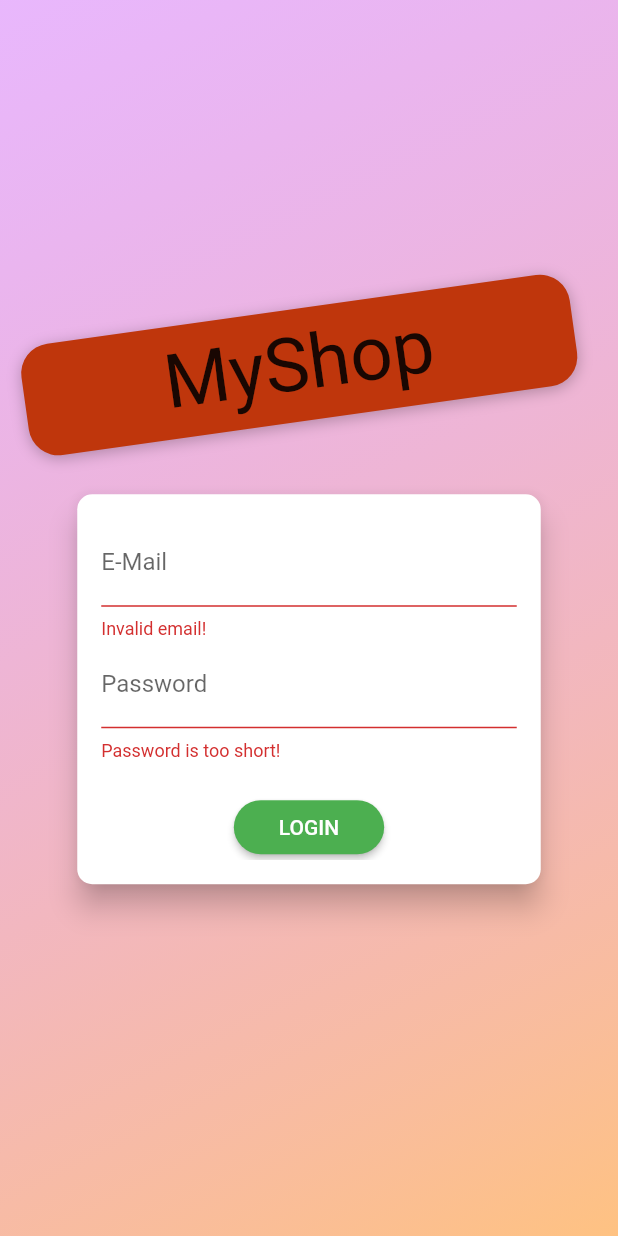
After one commit to lpacheco88/flutter-class, a Flutter app: the screen it shows after launch, after a tap on "LOGIN", on a phone screen of 412 x 824 dp. The commit adds this screen. Run offline on Flutter 3.47's test engine with Material 2 defaults, Android fonts, the phone set to English and light mode, and no system bars; network calls fail; Roboto replaces fonts that are missing (Anton).

Commit message:
http and login start

```diff
--- a/shopping_app/lib/main.dart
+++ b/shopping_app/lib/main.dart
@@ -1,13 +1,15 @@
 import 'package:flutter/material.dart';
 import 'package:provider/provider.dart';
 import 'package:shopping_app/models/cart.dart';
+import 'package:shopping_app/providers/auth.dart';
 import 'package:shopping_app/providers/orders.dart';
 import 'package:shopping_app/providers/products.dart';
+import 'package:shopping_app/screens/auth_screen.dart';
 import 'package:shopping_app/screens/cart_screen.dart';
 import 'package:shopping_app/screens/orders_screen.dart';
 import 'package:shopping_app/screens/product_add_edit_screen.dart';
 import 'package:shopping_app/screens/product_detail_screen.dart';
-import 'package:shopping_app/screens/products_overview_screen.dart';
+
 import 'package:shopping_app/screens/user_products_screen.dart';
 
 void main() => runApp(MyApp());
@@ -17,6 +19,9 @@
   Widget build(BuildContext context) {
     return MultiProvider(
       providers: [
+        ChangeNotifierProvider(
+          create: (ctx) => Auth(),
+        ),
         ChangeNotifierProvider(
           create: (ctx) => Products(),
         ),
@@ -34,7 +39,7 @@
           accentColor: Colors.white,
           //fontFamily: 'Lato',
         ),
-        home: ProductsOverviewScreen(),
+        home: AuthScreen(),
         routes: {
           ProductDetailScreen.routeName: (ctx) => ProductDetailScreen(),
           CartScreen.routeName: (ctx) => CartScreen(),
--- /dev/null
+++ b/shopping_app/lib/models/http_exception.dart
@@ -0,0 +1,10 @@
+class HttpException implements Exception {
+  final String message;
+
+  HttpException(this.message);
+
+  @override
+  String toString() {
+    return message;
+  }
+}
--- /dev/null
+++ b/shopping_app/lib/providers/auth.dart
@@ -0,0 +1,35 @@
+import 'dart:convert';
+
+import 'package:flutter/widgets.dart';
+import 'package:http/http.dart' as http;
+
+class Auth with ChangeNotifier {
+  String _token;
+  DateTime _expiryDate;
+  String _userId;
+
+  Future<void> signUp(String email, String password) async {
+    return _authenticate(email, password, 'signUp');
+  }
+
+  Future<void> signIn(String email, String password) async {
+    return _authenticate(email, password, 'signInWithPassword');
+  }
+
+  Future<void> _authenticate(
+      String email, String password, String urlSegment) async {
+    final url = Uri.parse(
+        'https://identitytoolkit.googleapis.com/v1/accounts:$urlSegment?key=AIzaSyCDeRgKyDLaWasICedN8eZFleaaxgHBLiw');
+    final response = await http.post(
+      url,
+      body: json.encode(
+        {
+          'email': email,
+          'password': password,
+          'returnSecureToken': true,
+        },
+      ),
+    );
+    print(json.decode(response.body));
+  }
+}
--- a/shopping_app/lib/providers/products.dart
+++ b/shopping_app/lib/providers/products.dart
@@ -1,43 +1,11 @@
 import 'dart:convert';
 import 'package:flutter/material.dart';
+import 'package:shopping_app/models/http_exception.dart';
 import 'package:shopping_app/models/product.dart';
 import 'package:http/http.dart' as http;
 
 class Products with ChangeNotifier {
-  List<Product> _items = [
-    Product(
-      id: 'p1',
-      title: 'Red Shirt',
-      description: 'A red shirt - it is pretty red!',
-      price: 29.99,
-      imageUrl:
-          'https://cdn.pixabay.com/photo/2016/10/02/22/17/red-t-shirt-1710578_1280.jpg',
-    ),
-    Product(
-      id: 'p2',
-      title: 'Trousers',
-      description: 'A nice pair of trousers.',
-      price: 59.99,
-      imageUrl:
-          'https://upload.wikimedia.org/wikipedia/commons/thumb/e/e8/Trousers%2C_dress_%28AM_1960.022-8%29.jpg/512px-Trousers%2C_dress_%28AM_1960.022-8%29.jpg',
-    ),
-    Product(
-      id: 'p3',
-      title: 'Yellow Scarf',
-      description: 'Warm and cozy - exactly what you need for the winter.',
-      price: 19.99,
-      imageUrl:
-          'https://live.staticflickr.com/4043/4438260868_cc79b3369d_z.jpg',
-    ),
-    Product(
-      id: 'p4',
-      title: 'A Pan',
-      description: 'Prepare any meal you want.',
-      price: 49.99,
-      imageUrl:
-          'https://upload.wikimedia.org/wikipedia/commons/thumb/1/14/Cast-Iron-Pan.jpg/1024px-Cast-Iron-Pan.jpg',
-    ),
-  ];
+  List<Product> _items = [];
 
   List<Product> get items {
     return [..._items];
@@ -51,9 +19,18 @@
     return _items.where((prod) => prod.isFavorite).toList();
   }
 
-  void updateProduct(String id, Product newProduct) {
+  Future<void> updateProduct(String id, Product newProduct) async {
     final prodIndex = _items.indexWhere((prod) => prod.id == id);
     if (prodIndex >= 0) {
+      final url = Uri.parse(
+          'https://flutter-class-905df-default-rtdb.firebaseio.com/products/$id.json');
+      await http.patch(url,
+          body: jsonEncode({
+            'title': newProduct.title,
+            'description': newProduct.description,
+            'imageUrl': newProduct.imageUrl,
+            'price': newProduct.price
+          }));
       _items[prodIndex] = newProduct;
       notifyListeners();
     } else {
@@ -61,9 +38,48 @@
     }
   }
 
-  void deleteProduct(String id) {
-    _items.removeWhere((prod) => prod.id == id);
+  Future<void> deleteProduct(String id) async {
+    final url = Uri.parse(
+        'https://flutter-class-905df-default-rtdb.firebaseio.com/products/$id.json');
+    final existingProdIndex = _items.indexWhere((prod) => prod.id == id);
+    var existingProd = _items[existingProdIndex];
+    _items.removeAt(existingProdIndex);
     notifyListeners();
+    final response = await http.delete(url);
+
+    if (response.statusCode >= 400) {
+      _items.insert(existingProdIndex, existingProd);
+      notifyListeners();
+      throw HttpException('Could not delete product');
+    }
+    existingProd = null;
+  }
+
+  Future<void> fetcAndSetProducts() async {
+    final url = Uri.parse(
+        'https://flutter-class-905df-default-rtdb.firebaseio.com/products.json');
+    ;
+    try {
+      final response = await http.get(url);
+      final prdData = jsonDecode(response.body) as Map<String, dynamic>;
+      final List<Product> displayProds = [];
+      if (prdData == null) {
+        return;
+      }
+      prdData.forEach((prodId, product) {
+        displayProds.add(Product(
+            id: prodId,
+            title: product['title'],
+            description: product['description'],
+            price: product['price'],
+            imageUrl: product['imageUrl'],
+            isFavorite: product['isFavorite']));
+      });
+      _items = displayProds;
+      notifyListeners();
+    } catch (error) {
+      throw error;
+    }
   }
 
   Future<void> addProduct(Product product) async {
--- /dev/null
+++ b/shopping_app/lib/screens/auth_screen.dart
@@ -0,0 +1,241 @@
+import 'dart:math';
+
+import 'package:flutter/material.dart';
+import 'package:provider/provider.dart';
+import 'package:shopping_app/providers/auth.dart';
+
+enum AuthMode { Signup, Login }
+
+class AuthScreen extends StatelessWidget {
+  static const routeName = '/auth';
+
+  @override
+  Widget build(BuildContext context) {
+    final deviceSize = MediaQuery.of(context).size;
+    // final transformConfig = Matrix4.rotationZ(-8 * pi / 180);
+    // transformConfig.translate(-10.0);
+    return Scaffold(
+      // resizeToAvoidBottomInset: false,
+      body: Stack(
+        children: <Widget>[
+          Container(
+            decoration: BoxDecoration(
+              gradient: LinearGradient(
+                colors: [
+                  Color.fromRGBO(215, 117, 255, 1).withOpacity(0.5),
+                  Color.fromRGBO(255, 188, 117, 1).withOpacity(0.9),
+                ],
+                begin: Alignment.topLeft,
+                end: Alignment.bottomRight,
+                stops: [0, 1],
+              ),
+            ),
+          ),
+          SingleChildScrollView(
+            child: Container(
+              height: deviceSize.height,
+              width: deviceSize.width,
+              child: Column(
+                mainAxisAlignment: MainAxisAlignment.center,
+                crossAxisAlignment: CrossAxisAlignment.center,
+                children: <Widget>[
+                  Flexible(
+                    child: Container(
+                      margin: EdgeInsets.only(bottom: 20.0),
+                      padding:
+                          EdgeInsets.symmetric(vertical: 8.0, horizontal: 94.0),
+                      transform: Matrix4.rotationZ(-8 * pi / 180)
+                        ..translate(-10.0),
+                      // ..translate(-10.0),
+                      decoration: BoxDecoration(
+                        borderRadius: BorderRadius.circular(20),
+                        color: Colors.deepOrange.shade900,
+                        boxShadow: [
+                          BoxShadow(
+                            blurRadius: 8,
+                            color: Colors.black26,
+                            offset: Offset(0, 2),
+                          )
+                        ],
+                      ),
+                      child: Text(
+                        'MyShop',
+                        style: TextStyle(
+                          color: Theme.of(context).accentTextTheme.title.color,
+                          fontSize: 50,
+                          fontFamily: 'Anton',
+                          fontWeight: FontWeight.normal,
+                        ),
+                      ),
+                    ),
+                  ),
+                  Flexible(
+                    flex: deviceSize.width > 600 ? 2 : 1,
+                    child: AuthCard(),
+                  ),
+                ],
+              ),
+            ),
+          ),
+        ],
+      ),
+    );
+  }
+}
+
+class AuthCard extends StatefulWidget {
+  const AuthCard({
+    Key key,
+  }) : super(key: key);
+
+  @override
+  _AuthCardState createState() => _AuthCardState();
+}
+
+class _AuthCardState extends State<AuthCard> {
+  final GlobalKey<FormState> _formKey = GlobalKey();
+  AuthMode _authMode = AuthMode.Login;
+  Map<String, String> _authData = {
+    'email': '',
+    'password': '',
+  };
+  var _isLoading = false;
+  final _passwordController = TextEditingController();
+
+  Future<void> _submit() async {
+    if (!_formKey.currentState.validate()) {
+      // Invalid!
+      return;
+    }
+    _formKey.currentState.save();
+    setState(() {
+      _isLoading = true;
+    });
+    if (_authMode == AuthMode.Login) {
+      await Provider.of<Auth>(
+        context,
+        listen: false,
+      ).signIn(
+        _authData['email'],
+        _authData['password'],
+      );
+    } else {
+      await Provider.of<Auth>(
+        context,
+        listen: false,
+      ).signUp(
+        _authData['email'],
+        _authData['password'],
+      );
+    }
+    setState(() {
+      _isLoading = false;
+    });
+  }
+
+  void _switchAuthMode() {
+    if (_authMode == AuthMode.Login) {
+      setState(() {
+        _authMode = AuthMode.Signup;
+      });
+    } else {
+      setState(() {
+        _authMode = AuthMode.Login;
+      });
+    }
+  }
+
+  @override
+  Widget build(BuildContext context) {
+    final deviceSize = MediaQuery.of(context).size;
+
+    return Card(
+      shape: RoundedRectangleBorder(
+        borderRadius: BorderRadius.circular(10.0),
+      ),
+      elevation: 8.0,
+      child: Container(
+        height: _authMode == AuthMode.Signup ? 320 : 260,
+        constraints:
+            BoxConstraints(minHeight: _authMode == AuthMode.Signup ? 320 : 260),
+        width: deviceSize.width * 0.75,
+        padding: EdgeInsets.all(16.0),
+        child: Form(
+          key: _formKey,
+          child: SingleChildScrollView(
+            child: Column(
+              children: <Widget>[
+                TextFormField(
+                  decoration: InputDecoration(labelText: 'E-Mail'),
+                  keyboardType: TextInputType.emailAddress,
+                  validator: (value) {
+                    if (value.isEmpty || !value.contains('@')) {
+                      return 'Invalid email!';
+                    }
+                    return null;
+                    return null;
+                  },
+                  onSaved: (value) {
+                    _authData['email'] = value;
+                  },
+                ),
+                TextFormField(
+                  decoration: InputDecoration(labelText: 'Password'),
+                  obscureText: true,
+                  controller: _passwordController,
+                  validator: (value) {
+                    if (value.isEmpty || value.length < 5) {
+                      return 'Password is too short!';
+                    }
+                  },
+                  onSaved: (value) {
+                    _authData['password'] = value;
+                  },
+                ),
+                if (_authMode == AuthMode.Signup)
+                  TextFormField(
+                    enabled: _authMode == AuthMode.Signup,
+                    decoration: InputDecoration(labelText: 'Confirm Password'),
+                    obscureText: true,
+                    validator: _authMode == AuthMode.Signup
+                        ? (value) {
+                            if (value != _passwordController.text) {
+                              return 'Passwords do not match!';
+                            }
+                          }
+                        : null,
+                  ),
+                SizedBox(
+                  height: 20,
+                ),
+                if (_isLoading)
+                  CircularProgressIndicator()
+                else
+                  RaisedButton(
+                    child:
+                        Text(_authMode == AuthMode.Login ? 'LOGIN' : 'SIGN UP'),
+                    onPressed: _submit,
+                    shape: RoundedRectangleBorder(
+                      borderRadius: BorderRadius.circular(30),
+                    ),
+                    padding:
+                        EdgeInsets.symmetric(horizontal: 30.0, vertical: 8.0),
+                    color: Theme.of(context).primaryColor,
+                    textColor: Theme.of(context).primaryTextTheme.button.color,
+                  ),
+                FlatButton(
+                  child: Text(
+                      '${_authMode == AuthMode.Login ? 'SIGNUP' : 'LOGIN'} INSTEAD'),
+                  onPressed: _switchAuthMode,
+                  padding: EdgeInsets.symmetric(horizontal: 30.0, vertical: 4),
+                  materialTapTargetSize: MaterialTapTargetSize.shrinkWrap,
+                  textColor: Theme.of(context).primaryColor,
+                ),
+              ],
+            ),
+          ),
+        ),
+      ),
+    );
+  }
+}
```
Also changed, not shown: shopping_app/lib/models/product.dart (+23 -1 lines), shopping_app/lib/providers/orders.dart (+52 -5 lines), shopping_app/lib/screens/cart_screen.dart (+40 -15 lines), shopping_app/lib/screens/orders_screen.dart (+26 -5 lines), shopping_app/lib/screens/product_add_edit_screen.dart (+9 -6 lines), shopping_app/lib/screens/products_overview_screen.dart (+34 -2 lines), shopping_app/lib/screens/user_products_screen.dart (+8 -1 lines), shopping_app/lib/widgets/user_product_item.dart (+17 -5 lines).
